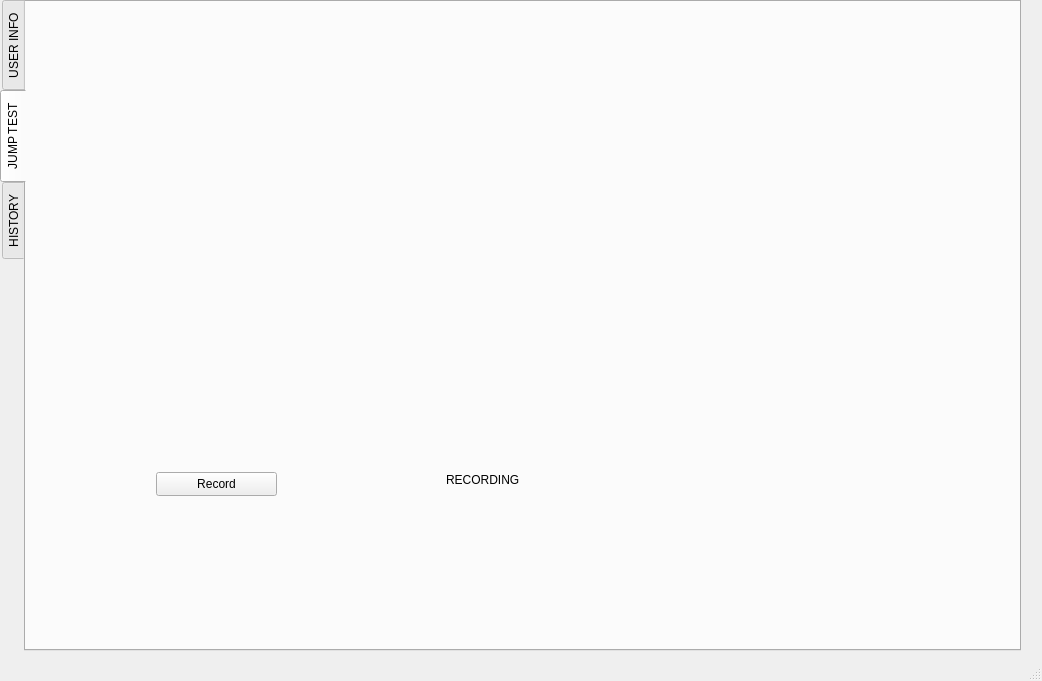
The window that ACL/mainwindow.ui (Pocket99/3D_CNN_KNEE_FLEXION_ANGLE_ESTIMATION) describes before a commit, drawn with Qt 5.
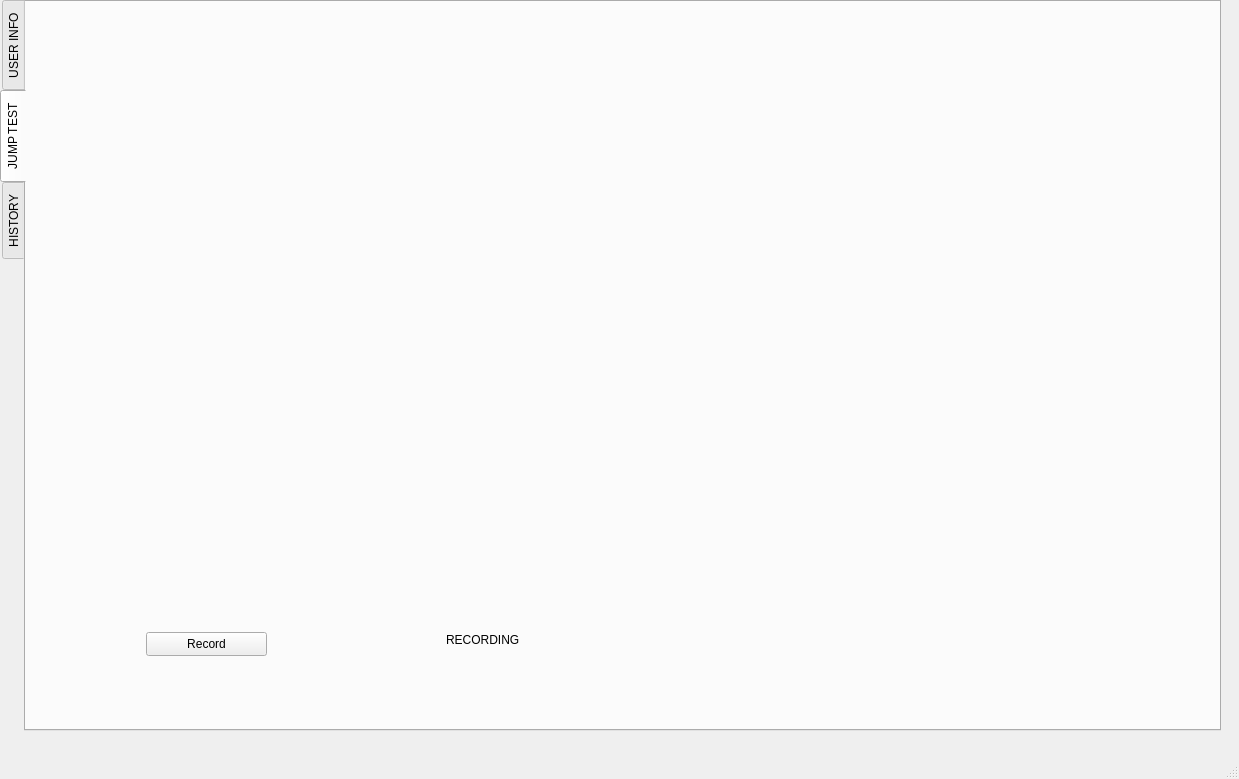
The same window after the commit.

Diff of the .ui file:
```diff
--- a/ACL/mainwindow.ui
+++ b/ACL/mainwindow.ui
@@ -6,8 +6,8 @@
    <rect>
     <x>0</x>
     <y>0</y>
-    <width>1042</width>
-    <height>681</height>
+    <width>1239</width>
+    <height>779</height>
    </rect>
   </property>
   <property name="windowTitle">
@@ -19,8 +19,8 @@
      <rect>
       <x>0</x>
       <y>0</y>
-      <width>1021</width>
-      <height>651</height>
+      <width>1221</width>
+      <height>731</height>
      </rect>
     </property>
     <property name="layoutDirection">
@@ -75,8 +75,8 @@
      <widget class="QPushButton" name="captureButton">
       <property name="geometry">
        <rect>
-        <x>130</x>
-        <y>470</y>
+        <x>120</x>
+        <y>630</y>
         <width>121</width>
         <height>24</height>
        </rect>
@@ -92,9 +92,9 @@
       <property name="geometry">
        <rect>
         <x>120</x>
-        <y>30</y>
-        <width>681</width>
-        <height>381</height>
+        <y>70</y>
+        <width>1031</width>
+        <height>511</height>
        </rect>
       </property>
       <property name="text">
@@ -105,7 +105,7 @@
       <property name="geometry">
        <rect>
         <x>420</x>
-        <y>470</y>
+        <y>630</y>
         <width>91</width>
         <height>16</height>
        </rect>
```
Left out of the diff: 2 changed lines with no effect on the pictures.
